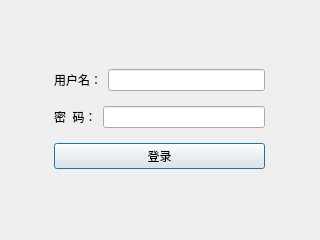
falsebird/homeManager, file logindialog.ui: the form before one commit.
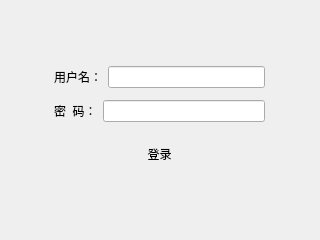
The form after the commit.

Patch:
```diff
--- a/logindialog.ui
+++ b/logindialog.ui
@@ -65,9 +65,24 @@
     </item>
     <item>
      <widget class="QPushButton" name="logInBtn">
+      <property name="sizePolicy">
+       <sizepolicy hsizetype="Minimum" vsizetype="Fixed">
+        <horstretch>0</horstretch>
+        <verstretch>0</verstretch>
+       </sizepolicy>
+      </property>
+      <property name="minimumSize">
+       <size>
+        <width>200</width>
+        <height>40</height>
+       </size>
+      </property>
       <property name="text">
        <string>登录</string>
       </property>
+      <property name="flat">
+       <bool>true</bool>
+      </property>
      </widget>
     </item>
    </layout>
```
